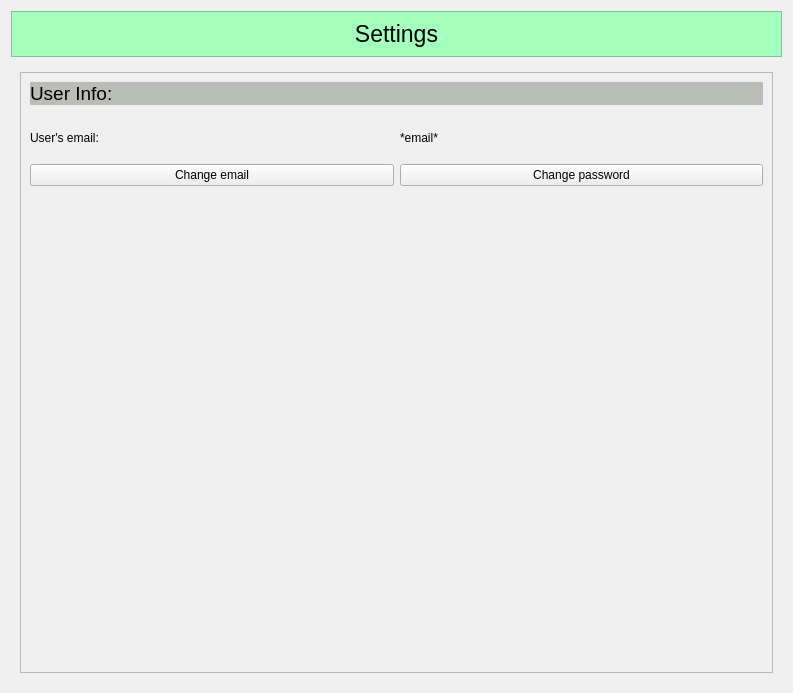
Qt form src/Client/View/MainPage/Settings/SettingsSubPage/SettingsSubPage.ui (iodream/Spend-Note) before a commit.
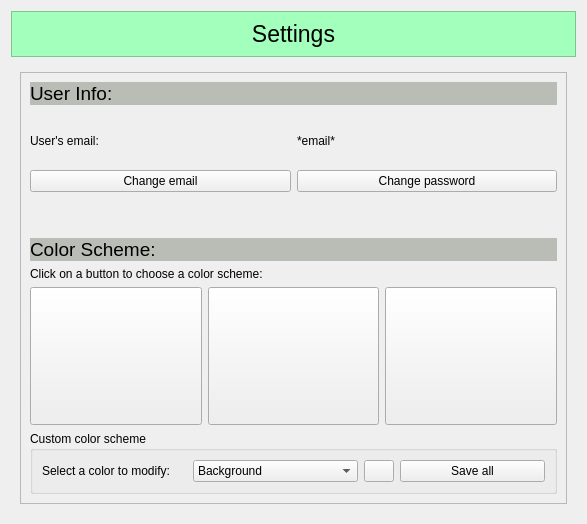
The same form after that commit. Icons and pictures are not drawn.

Commit message: work on infrastructure to  support color scheme choosing. UI work on color schemes.

Patch:
```diff
--- a/src/Client/View/MainPage/Settings/SettingsSubPage/SettingsSubPage.ui
+++ b/src/Client/View/MainPage/Settings/SettingsSubPage/SettingsSubPage.ui
@@ -6,8 +6,8 @@
    <rect>
     <x>0</x>
     <y>0</y>
-    <width>793</width>
-    <height>693</height>
+    <width>587</width>
+    <height>524</height>
    </rect>
   </property>
   <property name="sizePolicy">
@@ -76,11 +76,11 @@
            <rect>
             <x>0</x>
             <y>0</y>
-            <width>755</width>
-            <height>603</height>
+            <width>549</width>
+            <height>428</height>
            </rect>
           </property>
-          <layout class="QVBoxLayout" name="verticalLayout_2" stretch="2,1,10,70">
+          <layout class="QVBoxLayout" name="verticalLayout_2" stretch="2,1,10,0,0,0,0,0">
            <item>
             <widget class="QLabel" name="UserInfoLabel_2">
              <property name="sizePolicy">
@@ -174,11 +174,200 @@
              <property name="sizeHint" stdset="0">
               <size>
                <width>20</width>
-               <height>468</height>
+               <height>40</height>
               </size>
              </property>
             </spacer>
            </item>
+           <item>
+            <widget class="QLabel" name="ColorSchemeLabel">
+             <property name="font">
+              <font>
+               <pointsize>14</pointsize>
+               <bold>false</bold>
+              </font>
+             </property>
+             <property name="styleSheet">
+              <string notr="true">background-color: rgb(85, 87, 83);
+background-color: rgb(186, 189, 182);</string>
+             </property>
+             <property name="text">
+              <string>Color Scheme:</string>
+             </property>
+            </widget>
+           </item>
+           <item>
+            <widget class="QLabel" name="label_8">
+             <property name="text">
+              <string>Click on a button to choose a color scheme:</string>
+             </property>
+            </widget>
+           </item>
+           <item>
+            <layout class="QHBoxLayout" name="ColorSchemes">
+             <item>
+              <widget class="QPushButton" name="Scheme2">
+               <property name="minimumSize">
+                <size>
+                 <width>167</width>
+                 <height>138</height>
+                </size>
+               </property>
+               <property name="styleSheet">
+                <string notr="true">border-image:url(&quot;:/pics/pics/1.png&quot;);</string>
+               </property>
+               <property name="text">
+                <string/>
+               </property>
+               <property name="iconSize">
+                <size>
+                 <width>235</width>
+                 <height>156</height>
+                </size>
+               </property>
+              </widget>
+             </item>
+             <item>
+              <widget class="QPushButton" name="Scheme3">
+               <property name="minimumSize">
+                <size>
+                 <width>167</width>
+                 <height>138</height>
+                </size>
+               </property>
+               <property name="styleSheet">
+                <string notr="true">border-image:url(&quot;:/pics/pics/1.png&quot;);</string>
+               </property>
+               <property name="text">
+                <string/>
+               </property>
+              </widget>
+             </item>
+             <item>
+              <widget class="QPushButton" name="Scheme1">
+               <property name="minimumSize">
+                <size>
+                 <width>167</width>
+                 <height>138</height>
+                </size>
+               </property>
+              </widget>
+             </item>
+            </layout>
+           </item>
+           <item>
+            <layout class="QGridLayout" name="gridLayout_2">
+             <item row="0" column="0">
+              <widget class="QGroupBox" name="groupBox">
+               <property name="title">
+                <string>Custom color scheme</string>
+               </property>
+               <layout class="QGridLayout" name="gridLayout_6">
+                <item row="0" column="3">
+                 <widget class="QPushButton" name="CustomColorSchemeSave">
+                  <property name="text">
+                   <string>Save all</string>
+                  </property>
+                 </widget>
+                </item>
+                <item row="0" column="0">
+                 <widget class="QLabel" name="label_2">
+                  <property name="text">
+                   <string>Select a color to modify:</string>
+                  </property>
+                 </widget>
+                </item>
+                <item row="0" column="1">
+                 <widget class="QComboBox" name="ColorNamesSelect">
+                  <item>
+                   <property name="text">
+                    <string>Background</string>
+                   </property>
+                  </item>
+                  <item>
+                   <property name="text">
+                    <string>Top Banner</string>
+                   </property>
+                  </item>
+                  <item>
+                   <property name="text">
+                    <string>Navigational Buttons</string>
+                   </property>
+                  </item>
+                  <item>
+                   <property name="text">
+                    <string>Error banner</string>
+                   </property>
+                  </item>
+                  <item>
+                   <property name="text">
+                    <string>Recommendation popup</string>
+                   </property>
+                  </item>
+                  <item>
+                   <property name="text">
+                    <string>General Text</string>
+                   </property>
+                  </item>
+                  <item>
+                   <property name="text">
+                    <string>Product priority 1</string>
+                   </property>
+                  </item>
+                  <item>
+                   <property name="text">
+                    <string>Product priority 2</string>
+                   </property>
+                  </item>
+                  <item>
+                   <property name="text">
+                    <string>Product priority 3</string>
+                   </property>
+                  </item>
+                  <item>
+                   <property name="text">
+                    <string>Product priority 4</string>
+                   </property>
+                  </item>
+                  <item>
+                   <property name="text">
+                    <string>Product priority 5</string>
+                   </property>
+                  </item>
+                  <item>
+                   <property name="text">
+                    <string>Active List</string>
+                   </property>
+                  </item>
+                  <item>
+                   <property name="text">
+                    <string>Inactive List</string>
+                   </property>
+                  </item>
+                 </widget>
+                </item>
+                <item row="0" column="2">
+                 <widget class="QPushButton" name="pushButton">
+                  <property name="maximumSize">
+                   <size>
+                    <width>30</width>
+                    <height>16777215</height>
+                   </size>
+                  </property>
+                  <property name="text">
+                   <string/>
+                  </property>
+                  <property name="icon">
+                   <iconset resource="../../../../resources.qrc">
+                    <normaloff>:/Icons/Icons/baseline_settings_black_24dp.png</normaloff>:/Icons/Icons/baseline_settings_black_24dp.png</iconset>
+                  </property>
+                 </widget>
+                </item>
+               </layout>
+              </widget>
+             </item>
+            </layout>
+           </item>
           </layout>
          </widget>
         </widget>
```
Left out of the diff: 6 changed lines with no effect on the pictures. The commit also changes 10 other files.
